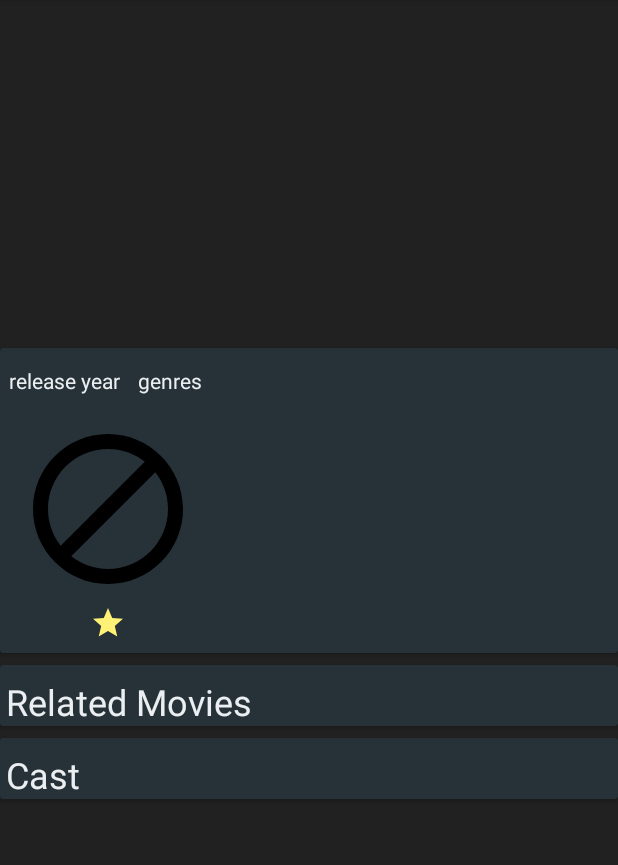
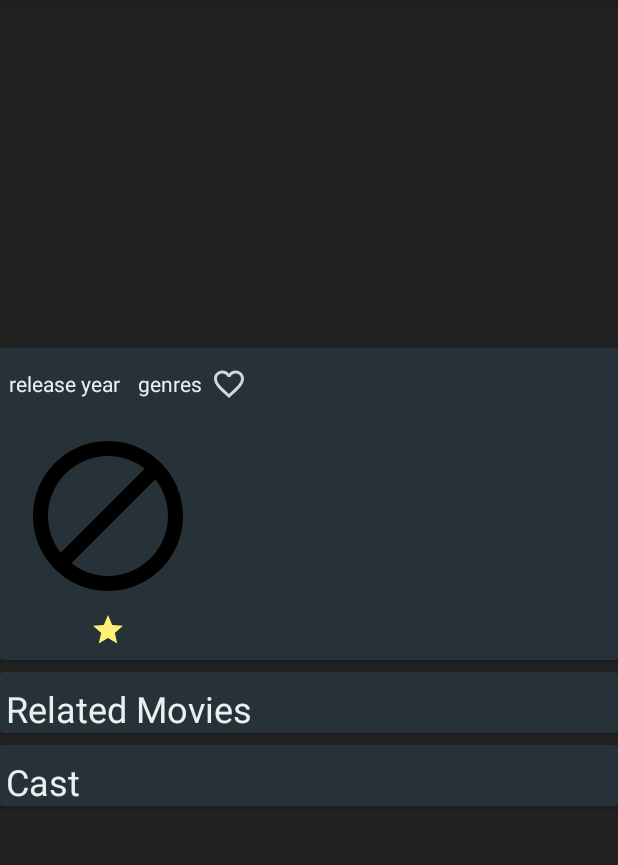
Before and after one commit to BienNg/MovieTracker, an Android app: the MovieActivity screen opened directly, with no data from a screen before it, on a phone screen of 412 x 824 dp, the part 84-949 px from its top. Run offline under Robolectric (Android 15) with nearby library versions, the phone set to English and light mode, and no system bars; our stand-ins replace Firebase (no records; nobody signed in at launch, a user with empty details on screens opened directly), Picasso, Volley; network calls fail; pictures from the network do not load.

Commit message:
[Feature] Favorite Movies can be added.

```diff
--- a/app/src/main/java/com/example/bien_pc/movielist/MovieActivity.java
+++ b/app/src/main/java/com/example/bien_pc/movielist/MovieActivity.java
@@ -57,20 +57,21 @@ public class MovieActivity extends AppCompatActivity {
     private static ViewPager viewPager;
     private static ViewpagerAdapter viewpagerAdapter;
     private TextView textReleaseYear, textGenres, textDescription, textRating;
-    private ImageView imagePoster;
+    private ImageView imagePoster, bttnFavorite;
     private static ImageButton bttnAdd;
     private static LinearLayout layoutRating;
     private CardView cardViewRelatedMovies;
 
     // Variables for the collection RecyclerViews
-    private  static MoviesAdapter adapterRelatedMovies;
-    private  static ActorsAdapter adapterActors;
+    private static MoviesAdapter adapterRelatedMovies;
+    private static ActorsAdapter adapterActors;
     private static RecyclerView rvRelatedMovies, rvActors;
     private ArrayList<Actor> listActors = new ArrayList<>();
 
 
     /**
      * Getting the movie id
+     *
      * @param savedInstanceState
      */
     @Override
@@ -96,15 +97,17 @@ public class MovieActivity extends AppCompatActivity {
         textGenres = (TextView) findViewById(R.id.mv_text_genres);
         textDescription = (TextView) findViewById(R.id.mv_text_description);
         textRating = (TextView) findViewById(R.id.mv_text_rating);
-        imagePoster= (ImageView) findViewById(R.id.mv_image_poster);
+        imagePoster = (ImageView) findViewById(R.id.mv_image_poster);
         rvRelatedMovies = (RecyclerView) findViewById(R.id.mv_rv_related_movies);
         rvActors = (RecyclerView) findViewById(R.id.mv_rv_cast);
         layoutRating = (LinearLayout) findViewById(R.id.mv_layout_rating);
         cardViewRelatedMovies = (CardView) findViewById(R.id.mv_cardview_related_movies);
+        bttnFavorite = (ImageView) findViewById(R.id.mv_bttn_fav);
+        bttnAdd = (ImageButton) findViewById(R.id.mv_bttn_add);
 
-        // Setting up the Add Button
-        bttnAdd = (ImageButton) findViewById(R.id.mv_bttn_add);
+        // Setting up Buttons
         setUpAddButton();
+        setUpFavButton();
 
         // Setting up ViewPager
         viewPager = (ViewPager) findViewById(R.id.viewpager_movie_images);
@@ -114,7 +117,7 @@ public class MovieActivity extends AppCompatActivity {
         getMovieInformationForUi();
     }
 
-    private void getMovieInformationForUi(){
+    private void getMovieInformationForUi() {
         MDBUrls mdbUrls = new MDBUrls();
         String movieUrl = mdbUrls.getURL() + "/movie/" + id + mdbUrls.getAPI_KEY();
         final JsonObjectRequest jsObjRequest = new JsonObjectRequest
@@ -146,9 +149,10 @@ public class MovieActivity extends AppCompatActivity {
 
     /**
      * Updates the views of the activity.
+     *
      * @param movie
      */
-    private void updateUI(final Movie movie){
+    private void updateUI(final Movie movie) {
         // Set the title of the activity
         title = movie.getTitle();
         activity.setTitle(movie.getTitle());
@@ -158,17 +162,17 @@ public class MovieActivity extends AppCompatActivity {
 
         //Set the genres of the movie
         String genres = "";
-        for(String genre : movie.getGenres()){
-            if(genres.equals("")){
+        for (String genre : movie.getGenres()) {
+            if (genres.equals("")) {
                 genres = genre;
-            }else{
+            } else {
                 genres = genres + ", " + genre;
             }
         }
         textGenres.setText(genres);
 
         // Setting poster image if there is a poster url
-        if(movie.getPosterPath() != null && !movie.getPosterPath().isEmpty()){
+        if (movie.getPosterPath() != null && !movie.getPosterPath().isEmpty()) {
             Picasso.with(context).load(movie.getPosterPath()).into(imagePoster, new Callback() {
                 @Override
                 public void onSuccess() {
@@ -190,18 +194,69 @@ public class MovieActivity extends AppCompatActivity {
         textDescription.setText(movie.getDescription());
 
         // Setting up the related movies recycler view
-        if (movie.getCollectionId() != 0){
+        if (movie.getCollectionId() != 0) {
             cardViewRelatedMovies.setVisibility(View.VISIBLE);
             MDBUrls controller = new MDBUrls();
             controller.getCollection(movie.getId(), movie.getCollectionId());
-        }else{
+        } else {
             cardViewRelatedMovies.setVisibility(View.GONE);
         }
 
         // Setting up the actors recycler view
         setupRecyclerViewActors();
+    }
 
+    private void setUpFavButton() {
+        if (mAuth != null) {
+            // Getting reference to the database
+            final FirebaseDatabase database = FirebaseDatabase.getInstance();
+            // Check if user is logged in
+            final FirebaseUser currentUser = mAuth.getCurrentUser();
+            final String email = currentUser.getEmail().replace(".", "(dot)");
+            DatabaseReference databaseReference = database.getReference(email).child("movies");
+            databaseReference.addListenerForSingleValueEvent(new ValueEventListener() {
+                @Override
+                public void onDataChange(DataSnapshot snapshot) {
+                    if (snapshot.hasChild(id + "")) {
+                        bttnFavorite.setImageResource(R.drawable.ic_favorite_full);
+                        bttnFavorite.setTag("is_fav");
+                    }else{
+                        bttnFavorite.setImageResource(R.drawable.ic_favorite_empty);
+                        bttnFavorite.setTag("not_fav");
+                    }
+                }
 
+                @Override
+                public void onCancelled(DatabaseError databaseError) {
+                }
+            });
+
+            bttnFavorite.setOnClickListener(new View.OnClickListener() {
+                @Override
+                public void onClick(View v) {
+                    if(bttnFavorite.getTag().equals("not_seen")){
+                        bttnFavorite.setImageResource(R.drawable.ic_favorite_full);
+                        bttnFavorite.setTag("seen");
+                        bttnAdd.setImageResource(R.drawable.ic_seen);
+                        bttnAdd.setTag("seen");
+                        // Add a id to the database
+                        DatabaseReference myRefTitle = database.getReference(email).child("movies").child(id + "").child("title");
+                        myRefTitle.setValue(title);
+                        DatabaseReference myRef = database.getReference(email).child("movies").child(id + "").child("favorite");
+                        myRef.setValue("true");
+                    }else{
+                        bttnFavorite.setImageResource(R.drawable.ic_favorite_empty);
+                        bttnFavorite.setTag("not_seen");
+                        // Delete fav
+                        DatabaseReference myRef = database.getReference(email).child("movies").child(id + "").child("favorite");
+                        myRef.setValue(null);
+                    }
+                }
+            });
+        }else{
+            bttnFavorite.setImageResource(R.drawable.ic_favorite_empty);
+            bttnFavorite.setTag("not_fav");
+        }
     }
 
     /**
@@ -209,55 +264,53 @@ public class MovieActivity extends AppCompatActivity {
      * - Clicking on Add should add the movie id to the firebase database.
      * - Clicking on Seen should remove the movie id from the firebase database.
      */
-    private void setUpAddButton(){
+    private void setUpAddButton() {
         // Getting reference to the database
         final FirebaseDatabase database = FirebaseDatabase.getInstance();
-
         // Check if user is logged in
         final FirebaseUser currentUser = mAuth.getCurrentUser();
         final String email = currentUser.getEmail().replace(".", "(dot)");
 
         // Check if user has already seen the movie.
         // Change icon to seen if yes
-        if(currentUser != null){
+        if (currentUser != null) {
             DatabaseReference databaseReference = database.getReference(email).child("movies");
             databaseReference.addListenerForSingleValueEvent(new ValueEventListener() {
                 @Override
                 public void onDataChange(DataSnapshot snapshot) {
-                    if (snapshot.hasChild(id+"")) {
+                    if (snapshot.hasChild(id + "")) {
                         bttnAdd.setImageResource(R.drawable.ic_seen);
                         bttnAdd.setTag("seen");
                     }
                 }
-
                 @Override
                 public void onCancelled(DatabaseError databaseError) {
-
                 }
             });
         }
-
 
         bttnAdd.setOnClickListener(new View.OnClickListener() {
             @Override
             public void onClick(View v) {
                 Log.d(TAG, "onClick: " + bttnAdd.getTag());
-                if(bttnAdd.getTag().equals("add")){
-                    if(currentUser != null){
+                if (bttnAdd.getTag().equals("add")) {
+                    if (currentUser != null) {
                         bttnAdd.setImageResource(R.drawable.ic_seen);
                         bttnAdd.setTag("seen");
                         // Add a id to the database
-                        DatabaseReference myRef = database.getReference(email).child("movies").child(id+"");
+                        DatabaseReference myRef = database.getReference(email).child("movies").child(id + "").child("title");
                         myRef.setValue(title);
-                    }else{
+                    } else {
                         Intent intent = new Intent(MovieActivity.context, SignIn.class);
                         startActivity(intent);
                     }
-                }else{
+                } else {
                     bttnAdd.setImageResource(R.drawable.ic_add);
                     bttnAdd.setTag("add");
+                    bttnFavorite.setImageResource(R.drawable.ic_favorite_empty);
+                    bttnFavorite.setTag("not_fav");
                     // Delete id
-                    DatabaseReference myRef = database.getReference(email).child("movies").child(id+"");
+                    DatabaseReference myRef = database.getReference(email).child("movies").child(id + "");
                     myRef.setValue(null);
 
                 }
@@ -267,15 +320,16 @@ public class MovieActivity extends AppCompatActivity {
 
     /**
      * Gets list of related movies and updates the related movies recycler view
+     *
      * @param list
      */
-    public static void updateRelatedMoviesRV(ArrayList<Movie> list){
+    public static void updateRelatedMoviesRV(ArrayList<Movie> list) {
 
         // Setting up the Recycler View of the related Movies
         rvRelatedMovies.setHasFixedSize(true);
         LinearLayoutManager llm = new LinearLayoutManager(context, LinearLayoutManager.HORIZONTAL, false);
         rvRelatedMovies.setLayoutManager(llm);
-        adapterRelatedMovies = new MoviesAdapter(context,list);
+        adapterRelatedMovies = new MoviesAdapter(context, list);
         rvRelatedMovies.setAdapter(adapterRelatedMovies);
     }
 
@@ -285,7 +339,7 @@ public class MovieActivity extends AppCompatActivity {
      * First: gets all the actors.
      * Second: updates the recyclerview.
      */
-    private void setupRecyclerViewActors(){
+    private void setupRecyclerViewActors() {
         // Getting URL of the actors
         MDBUrls mdbUrls = new MDBUrls();
         String actorsUrl = mdbUrls.generateActorsListUrl(id);
@@ -319,25 +373,25 @@ public class MovieActivity extends AppCompatActivity {
 
     }
 
-    private void initRecyclerViewActors(){
-        for(Actor actor : listActors){
+    private void initRecyclerViewActors() {
+        for (Actor actor : listActors) {
             Log.d(TAG, "initRecyclerViewActors: actor ::: " + actor.getName());
         }
         rvActors.setHasFixedSize(true);
-        LinearLayoutManager linearLayoutManager = new LinearLayoutManager(context,LinearLayoutManager.HORIZONTAL, false);
+        LinearLayoutManager linearLayoutManager = new LinearLayoutManager(context, LinearLayoutManager.HORIZONTAL, false);
         rvActors.setLayoutManager(linearLayoutManager);
         adapterActors = new ActorsAdapter(context, listActors);
         rvActors.setAdapter(adapterActors);
     }
 
-    public static void updateVisibility(){
+    public static void updateVisibility() {
 
         // Set Visibility of the views if the information is not given
-        if(viewpagerAdapter.getCount() == 0){
+        if (viewpagerAdapter.getCount() == 0) {
             viewPager.setVisibility(View.GONE);
             bttnAdd.setVisibility(View.GONE);
             layoutRating.setVisibility(View.GONE);
-        }else{
+        } else {
             viewPager.setVisibility(View.VISIBLE);
             bttnAdd.setVisibility(View.VISIBLE);
             layoutRating.setVisibility(View.VISIBLE);
--- /dev/null
+++ b/app/src/main/res/drawable/ic_favorite_empty.xml
@@ -0,0 +1,9 @@
+<vector xmlns:android="http://schemas.android.com/apk/res/android"
+        android:width="24dp"
+        android:height="24dp"
+        android:viewportWidth="24.0"
+        android:viewportHeight="24.0">
+    <path
+        android:fillColor="@color/text_color2"
+        android:pathData="M16.5,3c-1.74,0 -3.41,0.81 -4.5,2.09C10.91,3.81 9.24,3 7.5,3 4.42,3 2,5.42 2,8.5c0,3.78 3.4,6.86 8.55,11.54L12,21.35l1.45,-1.32C18.6,15.36 22,12.28 22,8.5 22,5.42 19.58,3 16.5,3zM12.1,18.55l-0.1,0.1 -0.1,-0.1C7.14,14.24 4,11.39 4,8.5 4,6.5 5.5,5 7.5,5c1.54,0 3.04,0.99 3.57,2.36h1.87C13.46,5.99 14.96,5 16.5,5c2,0 3.5,1.5 3.5,3.5 0,2.89 -3.14,5.74 -7.9,10.05z"/>
+</vector>
--- /dev/null
+++ b/app/src/main/res/drawable/ic_favorite_full.xml
@@ -0,0 +1,9 @@
+<vector xmlns:android="http://schemas.android.com/apk/res/android"
+        android:width="24dp"
+        android:height="24dp"
+        android:viewportWidth="24.0"
+        android:viewportHeight="24.0">
+    <path
+        android:fillColor="@color/text_color2"
+        android:pathData="M12,21.35l-1.45,-1.32C5.4,15.36 2,12.28 2,8.5 2,5.42 4.42,3 7.5,3c1.74,0 3.41,0.81 4.5,2.09C13.09,3.81 14.76,3 16.5,3 19.58,3 22,5.42 22,8.5c0,3.78 -3.4,6.86 -8.55,11.54L12,21.35z"/>
+</vector>
--- a/app/src/main/res/layout/content_movie.xml
+++ b/app/src/main/res/layout/content_movie.xml
@@ -58,6 +58,14 @@
                         android:layout_marginRight="6dp"
                         android:text="genres"
                         android:textColor="@color/text_color1" />
+
+                    <ImageView
+                        android:id="@+id/mv_bttn_fav"
+                        android:layout_width="wrap_content"
+                        android:layout_height="wrap_content"
+                        android:layout_gravity="end"
+                        android:src="@drawable/ic_favorite_empty"/>
+
                 </LinearLayout>
 
                 <LinearLayout
```
Also changed, not shown: app/src/main/java/com/example/bien_pc/movielist/fragments/FragmentMyMovies.java (+28 -2 lines).
